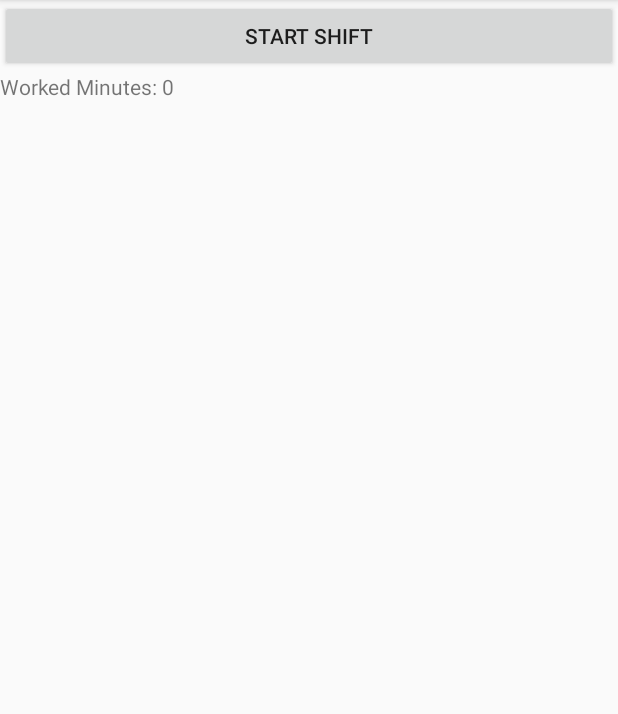
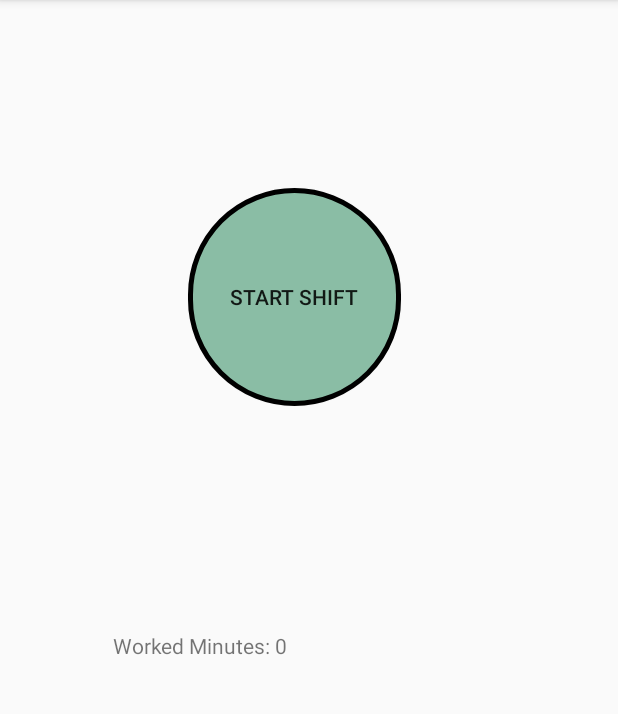
Before and after one commit to mayahaddad/MayaAoc2019final, an Android app: the HomePageActivity screen opened directly, with no data from a screen before it, after a tap on "STOP SHIFT", on a phone screen of 412 x 824 dp, the part 84-798 px from its top. Run offline under Robolectric (Android 15) with nearby library versions, the phone set to English and light mode, and no system bars; 1 other tap on this screen came first.

Commit message:
fixed erros

```diff
--- a/app/src/main/AndroidManifest.xml
+++ b/app/src/main/AndroidManifest.xml
@@ -20,7 +20,8 @@
         <activity android:name=".HomePageActivity" />
         <activity android:name=".MyWorkActivity" />
         <activity android:name=".MyShiftsActivity" />
-        <activity android:name=".HomeActivity"></activity>
+        <activity android:name=".HomeActivity" />
+        <activity android:name=".MainActivity"></activity>
     </application>
 
 </manifest>
--- a/app/src/main/java/y2019/aoc/maya/mayaaoc2019/LogInActivity.java
+++ b/app/src/main/java/y2019/aoc/maya/mayaaoc2019/LogInActivity.java
@@ -42,7 +42,7 @@ public class LogInActivity extends AppCompatActivity implements View.OnClickList
                 Toast.makeText(this, "Empty username or password", Toast.LENGTH_LONG).show();
             }
             else{
-                Intent i =new Intent (this, HomePageActivity.class);
+                Intent i =new Intent (this,MainActivity.class);
                 i.putExtra("email",editTextEmail.getText().toString());
                 startActivity(i);
 
--- /dev/null
+++ b/app/src/main/res/drawable/button_design.xml
@@ -0,0 +1,23 @@
+<?xml version="1.0" encoding="utf-8"?>
+<shape xmlns:android="http://schemas.android.com/apk/res/android" android:shape="rectangle" >
+    <corners
+        android:radius="100dp"
+        />
+    <solid
+        android:color="#8ABDA5"
+        />
+    <padding
+        android:left="0dp"
+        android:top="0dp"
+        android:right="0dp"
+        android:bottom="0dp"
+        />
+    <size
+        android:width="100dp"
+        android:height="100dp"
+        />
+    <stroke
+        android:width="3dp"
+        android:color="#000000"
+        />
+</shape>
--- a/app/src/main/res/layout/activity_home_page.xml
+++ b/app/src/main/res/layout/activity_home_page.xml
@@ -2,20 +2,27 @@
 <LinearLayout xmlns:android="http://schemas.android.com/apk/res/android"
     xmlns:app="http://schemas.android.com/apk/res-auto"
     xmlns:tools="http://schemas.android.com/tools"
-    android:layout_width="match_parent"
-    android:layout_height="match_parent"
+    android:layout_width="wrap_content"
+    android:layout_height="wrap_content"
+    android:layout_margin="25dp"
     android:orientation="vertical"
-
     tools:context=".HomePageActivity">
 
     <Button
         android:id="@+id/buttonStartShift"
-        android:layout_width="match_parent"
-        android:layout_height="wrap_content"
+        android:layout_width="142dp"
+        android:layout_height="145dp"
+        android:layout_gravity="center_vertical"
+        android:layout_margin="100dp"
+        android:background="@drawable/button_design"
         android:text="Start Shift" />
 
     <TextView
         android:id="@+id/textViewShiftTime"
-        android:layout_width="match_parent"
-        android:layout_height="wrap_content" />
+        android:layout_width="255dp"
+        android:layout_height="57dp"
+        android:layout_gravity="center_vertical"
+        android:layout_margin="50dp"
+        android:layout_marginEnd="25dp" />
+
 </LinearLayout>
--- a/app/src/main/res/layout/activity_log_in.xml
+++ b/app/src/main/res/layout/activity_log_in.xml
@@ -14,7 +14,6 @@
         android:layout_height="wrap_content"
 
         android:layout_margin="25dp"
-        android:ems="10"
         android:hint="email"
         android:inputType="textEmailAddress"
         android:padding="25dp" />
@@ -26,7 +25,6 @@
 
 
         android:layout_margin="25dp"
-        android:ems="10"
         android:hint="password"
         android:inputType="textPassword"
         android:padding="25dp" />
```
Also changed, not shown: app/src/main/java/y2019/aoc/maya/mayaaoc2019/HomePageActivity.java (+0 -16 lines), app/src/main/java/y2019/aoc/maya/mayaaoc2019/MainActivity.java (added, +28 -0 lines), app/src/main/java/y2019/aoc/maya/mayaaoc2019/SignUpActivity.java (+12 -6 lines), app/src/main/res/layout/activity_main.xml (+23 -9 lines), app/src/main/res/drawable/mayahaddad.jpg (deleted).
